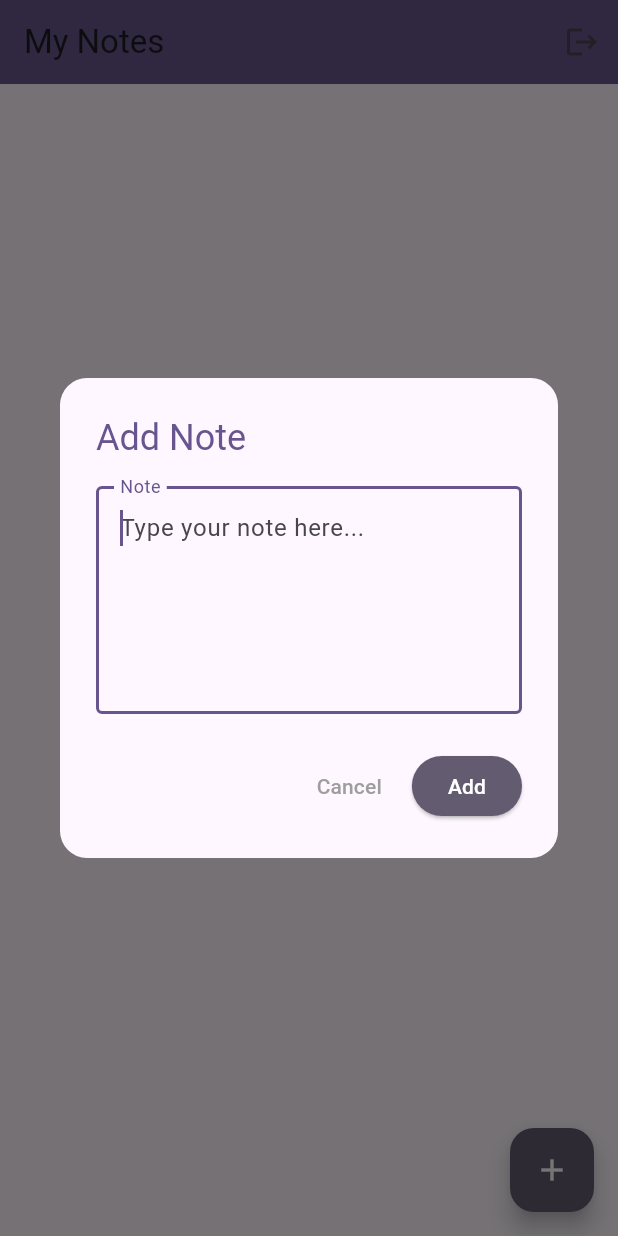
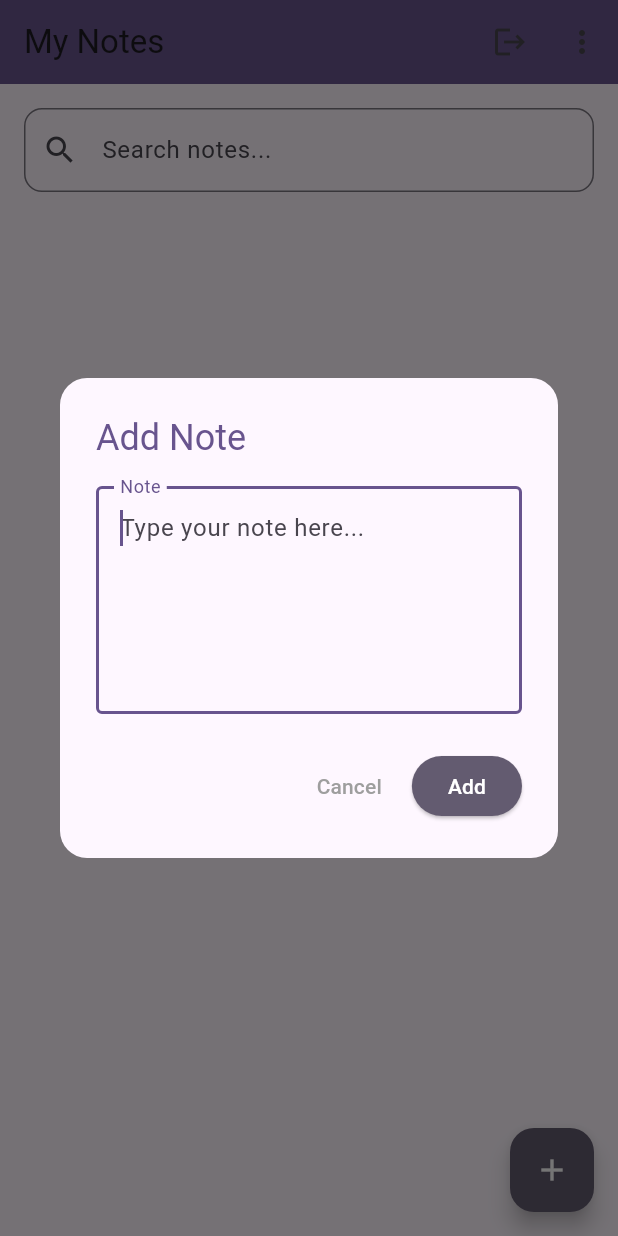
Before and after one commit to idarapatrick/Flutter-Notes-App, a Flutter app: the NotesListScreen screen opened directly, after a tap on the "add" icon, on a phone screen of 412 x 824 dp. Run offline on Flutter 3.47's test engine with Material 3 defaults, Android fonts, the phone set to English and light mode, and no system bars; our stand-ins replace cloud_firestore, equatable, firebase_auth, firebase_core, flutter_bloc; accounts and stored records are empty.

Commit message:
Added extra features - dark and light mode

```diff
--- a/lib/main.dart
+++ b/lib/main.dart
@@ -9,6 +9,7 @@ import 'presentation/screens/splash_screen.dart';
 import 'presentation/screens/login_screen.dart';
 import 'presentation/screens/signup_screen.dart';
 import 'presentation/screens/home_screen.dart';
+import 'presentation/screens/profile_screen.dart';
 
 void main() async {
   WidgetsFlutterBinding.ensureInitialized();
@@ -42,6 +43,7 @@ class MyApp extends StatelessWidget {
                 '/login': (context) => const LoginScreen(),
                 '/signup': (context) => const SignupScreen(),
                 '/home': (context) => const HomeScreen(),
+                '/profile': (context) => const ProfileScreen(),
               },
             ),
           ),
--- a/lib/presentation/screens/notes_list_screen.dart
+++ b/lib/presentation/screens/notes_list_screen.dart
@@ -6,9 +6,24 @@ import '../blocs/notes/notes_event.dart';
 import '../blocs/notes/notes_state.dart';
 import '../blocs/auth/auth_bloc.dart';
 import '../blocs/auth/auth_event.dart';
+import '../blocs/theme/theme_cubit.dart';
 
-class NotesListScreen extends StatelessWidget {
+class NotesListScreen extends StatefulWidget {
   const NotesListScreen({super.key});
+
+  @override
+  State<NotesListScreen> createState() => _NotesListScreenState();
+}
+
+class _NotesListScreenState extends State<NotesListScreen> {
+  final TextEditingController _searchController = TextEditingController();
+  String _searchQuery = '';
+
+  @override
+  void dispose() {
+    _searchController.dispose();
+    super.dispose();
+  }
 
   @override
   Widget build(BuildContext context) {
@@ -36,6 +51,32 @@ class NotesListScreen extends StatelessWidget {
                   context.read<AuthBloc>().add(AuthLogoutRequested());
                 },
               ),
+              PopupMenuButton<String>(
+                icon: const Icon(Icons.more_vert),
+                onSelected: (value) {
+                  if (value == 'theme') {
+                    final cubit = context.read<ThemeCubit>();
+                    final mode = cubit.state;
+                    cubit.setTheme(
+                      mode == ThemeMode.light
+                          ? ThemeMode.dark
+                          : ThemeMode.light,
+                    );
+                  } else if (value == 'profile') {
+                    Navigator.of(context).pushNamed('/profile');
+                  }
+                },
+                itemBuilder: (context) => [
+                  const PopupMenuItem(
+                    value: 'theme',
+                    child: Text('Toggle Theme'),
+                  ),
+                  const PopupMenuItem(
+                    value: 'profile',
+                    child: Text('Profile/Settings'),
+                  ),
+                ],
+              ),
             ],
           ),
           body: Container(
@@ -43,6 +84,24 @@ class NotesListScreen extends StatelessWidget {
             height: double.infinity,
             child: Column(
               children: [
+                Padding(
+                  padding: const EdgeInsets.fromLTRB(16, 16, 16, 0),
+                  child: TextField(
+                    controller: _searchController,
+                    decoration: InputDecoration(
+                      hintText: 'Search notes...',
+                      prefixIcon: const Icon(Icons.search),
+                      border: OutlineInputBorder(
+                        borderRadius: BorderRadius.circular(12),
+                      ),
+                    ),
+                    onChanged: (value) {
+                      setState(() {
+                        _searchQuery = value.trim();
+                      });
+                    },
+                  ),
+                ),
                 if (state is NotesError) ...[
                   Padding(
                     padding: const EdgeInsets.all(12.0),
@@ -97,11 +156,20 @@ class NotesListScreen extends StatelessWidget {
         ),
       );
     } else if (state is NotesLoaded) {
+      final filteredNotes = _searchQuery.isEmpty
+          ? state.notes
+          : state.notes
+                .where(
+                  (note) => note.text.toLowerCase().contains(
+                    _searchQuery.toLowerCase(),
+                  ),
+                )
+                .toList();
       return ListView.builder(
         padding: const EdgeInsets.all(16),
-        itemCount: state.notes.length,
+        itemCount: filteredNotes.length,
         itemBuilder: (context, index) {
-          final note = state.notes[index];
+          final note = filteredNotes[index];
           return _buildNoteCard(context, note);
         },
       );
--- a/pubspec.yaml
+++ b/pubspec.yaml
@@ -47,6 +47,7 @@ dependencies:
   # Utilities
   uuid: ^4.5.1
   intl: ^0.19.0
+  shared_preferences: ^2.2.2
 
 dev_dependencies:
   flutter_test:
```
Also changed, not shown: pubspec.lock, 1 other file.
